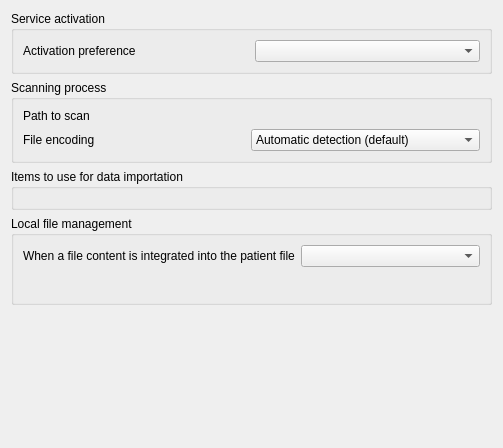
Old version of the form plugins/toolsplugin/hprimintegrator/hprimpreferences.ui in the repository FreeHealth/freehealth.
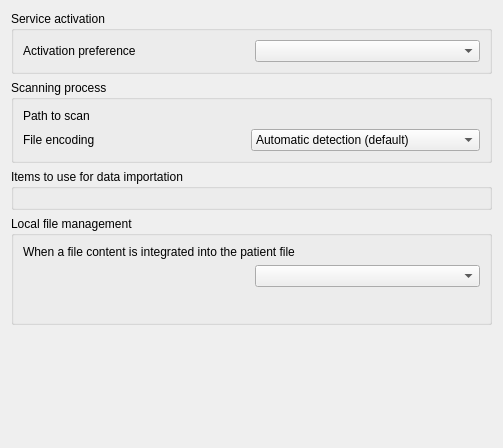
New version of the form. Custom widgets are drawn as their Qt base class.

Diff of the .ui file:
```diff
--- a/plugins/toolsplugin/hprimintegrator/hprimpreferences.ui
+++ b/plugins/toolsplugin/hprimintegrator/hprimpreferences.ui
@@ -103,7 +103,7 @@
      <layout class="QGridLayout" name="gridLayout_4">
       <item row="1" column="0">
        <layout class="QGridLayout" name="gridLayout">
-        <item row="1" column="1">
+        <item row="2" column="1">
          <widget class="Utils::PathChooser" name="pathForIntegratedFiles" native="true">
           <property name="minimumSize">
            <size>
@@ -113,14 +113,17 @@
           </property>
          </widget>
         </item>
-        <item row="0" column="1">
+        <item row="1" column="1">
          <widget class="QComboBox" name="fileManagement"/>
         </item>
-        <item row="0" column="0">
+        <item row="0" column="0" colspan="2">
          <widget class="QLabel" name="label_3">
           <property name="text">
            <string>When a file content is integrated into the patient file</string>
           </property>
+          <property name="wordWrap">
+           <bool>true</bool>
+          </property>
          </widget>
         </item>
        </layout>
```
